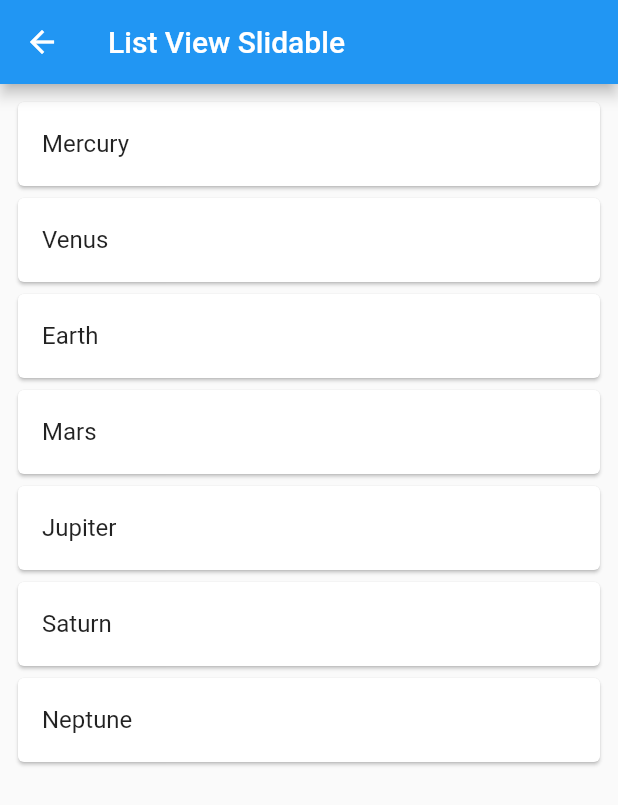
After one commit to fortinjoffrey/flutter_Widgets_Guide, a Flutter app: the ListViewSlidable screen opened by its route, on a phone screen of 412 x 824 dp. The commit adds this screen. Shown: the top 805 px of the screen. Run offline on Flutter 3.47's test engine with Material 2 defaults, Android fonts, the phone set to English and light mode, and no system bars; drawn by our look-alikes of flutter_slidable.

Commit message:
009 Listview ’slidable’

```diff
--- a/lib/models/routes_name.dart
+++ b/lib/models/routes_name.dart
@@ -3,5 +3,6 @@ class RoutesName {
   static const String listviews = '/listviews';
   static const String listviewSimple = '/listviewSimple';
   static const String listviewDismissible = '/listviewDismissible';
+  static const String listviewSlidable = '/listviewSlidable';
   static const String sliverlists = '/sliverlists';
 }
--- /dev/null
+++ b/lib/screens/listviews/listview_slidable.dart
@@ -0,0 +1,67 @@
+import 'package:flutter/material.dart';
+import 'package:flutter_slidable/flutter_slidable.dart';
+import 'package:widgets_guide/shared/constants.dart';
+
+class ListViewSlidable extends StatefulWidget {
+  ListViewSlidable({Key key}) : super(key: key);
+
+  @override
+  _ListViewSlidableState createState() => _ListViewSlidableState();
+}
+
+class _ListViewSlidableState extends State<ListViewSlidable> {
+  final _planets = List.of(planetsTemplate);
+
+  @override
+  Widget build(BuildContext context) {
+    return Scaffold(
+      appBar: AppBar(
+        title: Text('List View Slidable'),
+      ),
+      body: Padding(
+        padding: EdgeInsets.all(8.0),
+        child: ListView.builder(
+          itemCount: _planets.length,
+          itemBuilder: (context, index) {
+            return Slidable(
+              actionPane: SlidableDrawerActionPane(),
+              child: Card(
+                child: ListTile(
+                  title: Text(_planets[index].name),
+                ),
+              ),
+              actions: <Widget>[
+                IconSlideAction(
+                  caption: 'Archive',
+                  color: Colors.blue,
+                  icon: Icons.archive,
+                  onTap: () {},
+                ),
+                IconSlideAction(
+                  caption: 'Share',
+                  color: Colors.indigo,
+                  icon: Icons.share,
+                  onTap: () {},
+                ),
+              ],
+              secondaryActions: <Widget>[
+                IconSlideAction(
+                  caption: 'More',
+                  color: Colors.black45,
+                  icon: Icons.more_horiz,
+                  onTap: () {},
+                ),
+                IconSlideAction(
+                  caption: 'Delete',
+                  color: Colors.red,
+                  icon: Icons.delete,
+                  onTap: () {},
+                ),
+              ],
+            );
+          },
+        ),
+      ),
+    );
+  }
+}
--- a/lib/services/route_generator.dart
+++ b/lib/services/route_generator.dart
@@ -3,6 +3,7 @@ import 'package:widgets_guide/models/routes_name.dart';
 import 'package:widgets_guide/screens/home.dart';
 import 'package:widgets_guide/screens/listviews/listview_dismissible.dart';
 import 'package:widgets_guide/screens/listviews/listview_simple.dart';
+import 'package:widgets_guide/screens/listviews/listview_slidable.dart';
 import 'package:widgets_guide/screens/listviews_home.dart';
 import 'package:widgets_guide/screens/sliverlists_home.dart';
 
@@ -21,6 +22,8 @@ class RouteGenerator {
         return MaterialPageRoute(builder: (_) => ListViewSimple());
       case RoutesName.listviewDismissible:
         return MaterialPageRoute(builder: (_) => ListViewDismissible());
+      case RoutesName.listviewSlidable:
+        return MaterialPageRoute(builder: (_) => ListViewSlidable());
       case RoutesName.sliverlists:
         return MaterialPageRoute(builder: (_) => SliverListsHome());
       default:
--- a/lib/shared/constants.dart
+++ b/lib/shared/constants.dart
@@ -10,6 +10,7 @@ const List<Choice> mainChoices = [
 const List<Choice> listviewChoices = [
   Choice('Simple', RoutesName.listviewSimple),
   Choice('Dismissible', RoutesName.listviewDismissible),
+  Choice('Slidable', RoutesName.listviewSlidable),
 ];
 
 const List<Planet> planetsTemplate = [
```
Also changed, not shown: pubspec.yaml (+2 -7 lines), pubspec.lock.
